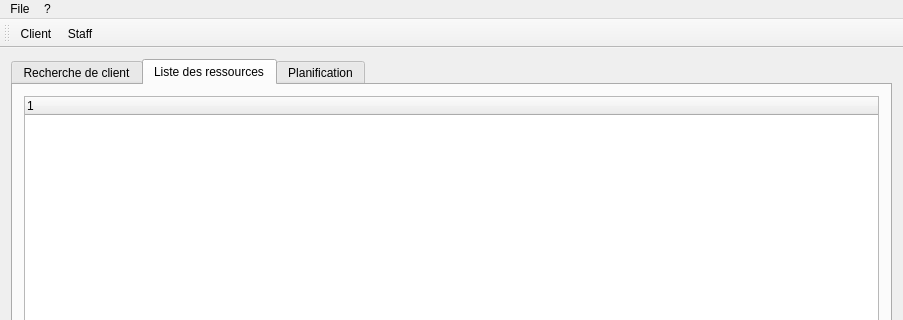
This is QTP/mainwindow.ui in Qu3tzal/TpQt as Qt 5 draws it before an edit; both pictures show x 0 to 903 and y 0 to 320 of the 903 by 558 pixel window. The edited form follows.
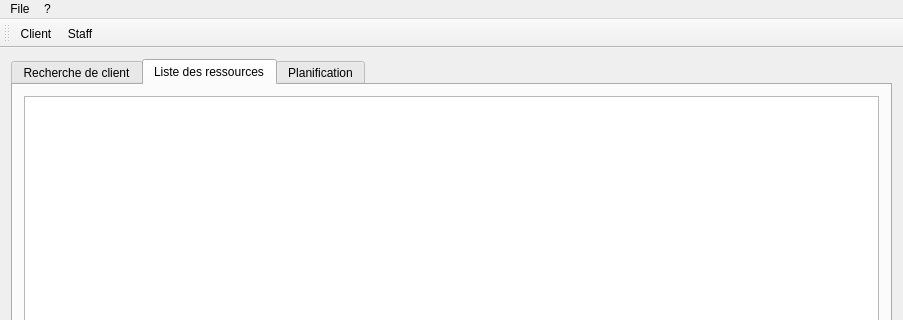
This is the edited form. Icons and pictures are not drawn. Custom widgets are drawn as their Qt base class.

Commit message: Jeanne au secours

Patch:
```diff
--- a/QTP/mainwindow.ui
+++ b/QTP/mainwindow.ui
@@ -38,13 +38,7 @@
         <item>
          <layout class="QVBoxLayout" name="verticalLayout_3">
           <item>
-           <widget class="StaffView" name="treeWidget">
-            <column>
-             <property name="text">
-              <string notr="true">1</string>
-             </property>
-            </column>
-           </widget>
+           <widget class="StaffView" name="treeView"/>
           </item>
           <item>
            <layout class="QHBoxLayout" name="horizontalLayout_2">
@@ -195,7 +189,7 @@
  <customwidgets>
   <customwidget>
    <class>StaffView</class>
-   <extends>QTreeWidget</extends>
+   <extends>QTreeView</extends>
    <header>views/staffview.h</header>
   </customwidget>
  </customwidgets>
```
The commit also changes 2 other files.
